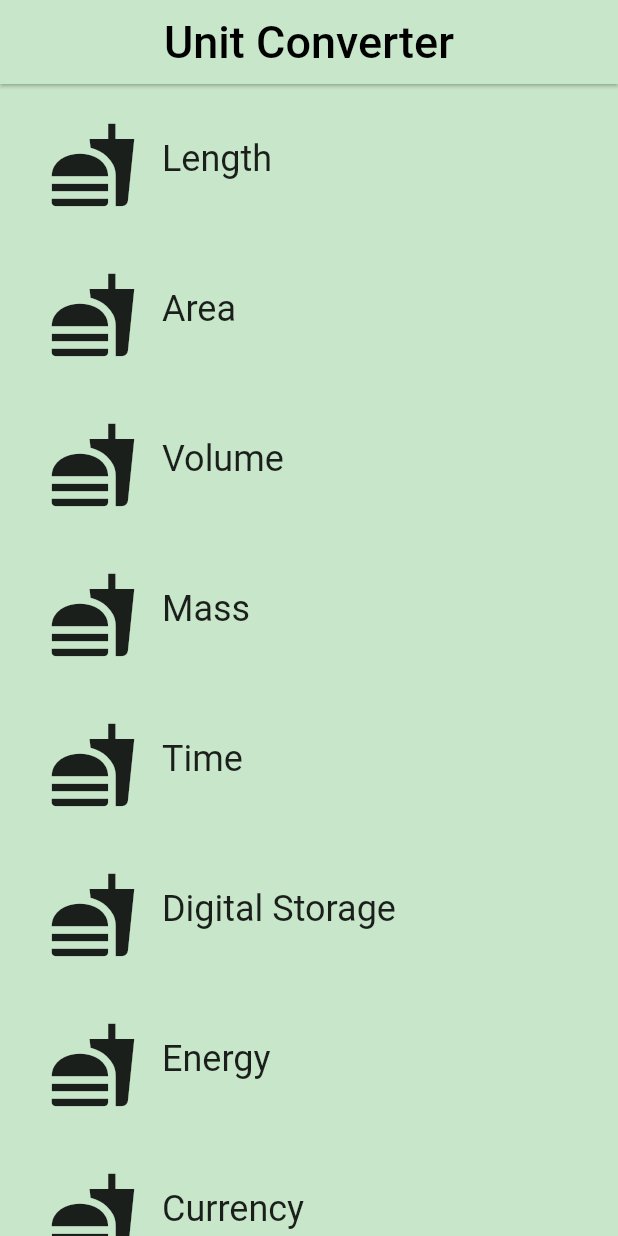
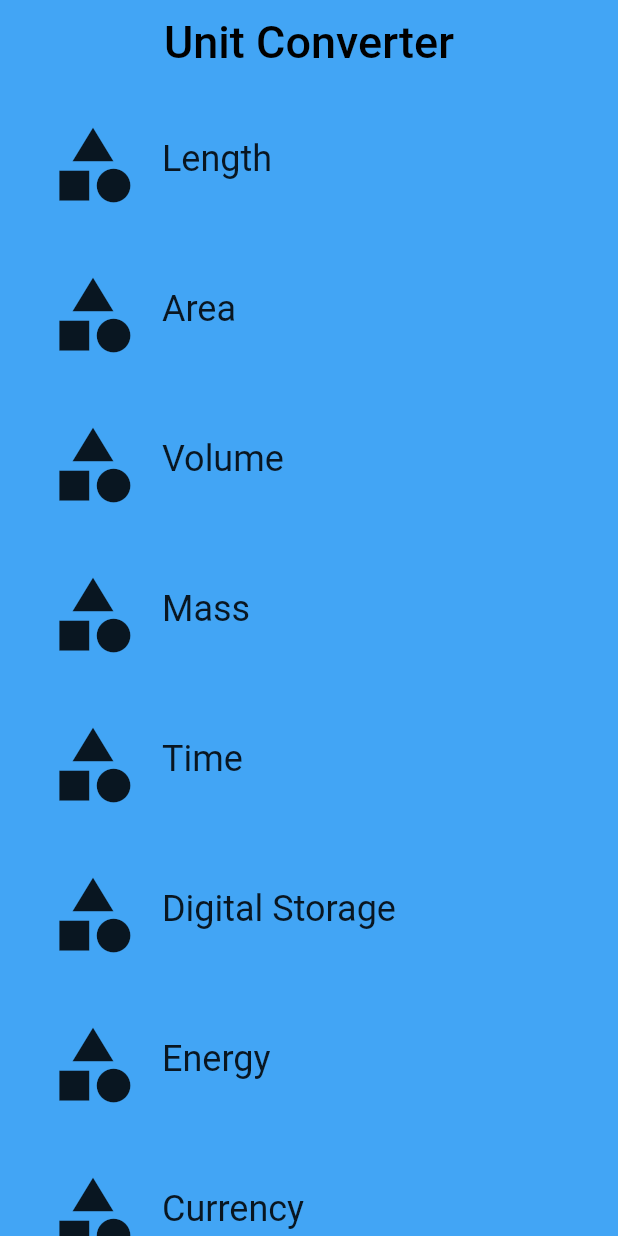
Before and after one commit to waka-ts/sample_udacity_01, a Flutter app: the screen it shows after launch, on a phone screen of 412 x 824 dp. Run offline on Flutter 3.47's test engine with Material 2 defaults, Android fonts, the phone set to English and light mode, and no system bars.

Commit message:
lesson1 done

```diff
--- a/lib/category_route.dart
+++ b/lib/category_route.dart
@@ -6,10 +6,8 @@ import 'package:flutter/material.dart';
 import 'category.dart';
 import 'unit.dart';
 
-// TODO: Check if we need to import anything
+final _backgroundColor = Color.fromARGB(255, 66, 165, 245);
 
-// TODO: Define any constants
-final _backgroundColor = Colors.green[100];
 /// Category Route (screen).
 ///
 /// This is the 'home' screen of the Unit Converter. It shows a header and
@@ -17,9 +15,17 @@ final _backgroundColor = Colors.green[100];
 ///
 /// While it is named CategoryRoute, a more apt name would be CategoryScreen,
 /// because it is responsible for the UI at the route's destination.
-class CategoryRoute extends StatelessWidget {
-  const CategoryRoute();
-  static const _categoryNames = <String>[
+//Categoryを表示するページ
+// Stateの作成
+class CategoryRoute extends StatefulWidget {
+  @override
+  CategoryRouteState createState() => CategoryRouteState();
+}
+
+//Stateここから
+class CategoryRouteState extends State<CategoryRoute> {
+  final _categories = <Category>[];
+  final _categoryNames = <String>[
     'Length',
     'Area',
     'Volume',
@@ -41,18 +47,8 @@ class CategoryRoute extends StatelessWidget {
     Colors.red,
   ];
 
-
-  /// Makes the correct number of rows for the list view.
-  ///
-  /// For portrait, we construct a [ListView] from the list of category widgets.
-  Widget _buildCategoryWidgets(List<Widget> categories){
-    return ListView.builder(
-      itemBuilder: (BuildContext context, int index) => categories[index],
-      itemCount: categories.length,
-    );
-  }
-
   /// Returns a list of mock [Unit]s.
+  //2ページ目に表示する単位リスト
   List<Unit> _retrieveUnitList(String categoryName) {
     return List.generate(10, (int i) {
       i += 1;
@@ -63,33 +59,47 @@ class CategoryRoute extends StatelessWidget {
     });
   }
 
+  //Initialの状態
+  //initStateは最初に1回だけ呼ばれる
   @override
-  Widget build(BuildContext context) {
-    // TODO: Create a list of the eight Categories, using the names and colors
-    // from above. Use a placeholder icon, such as `Icons.cake` for each
-    // Category. We'll add custom icons later.
-    final categories = <Category>[];
-
-    for (var i = 0; i < _categoryNames.length; i++){
-      categories.add(Category(
+  void initState() {
+    //親を
+    super.initState();
+    //categoryNameの数だけ処理を実行
+    for (var i = 0; i < _categoryNames.length; i++) {
+      //_categoriesに情報を取り込む
+      _categories.add(Category(
         name: _categoryNames[i],
         color: _baseColors[i],
-        iconLocation: Icons.fastfood,
+        iconLocation: Icons.category,
+        //2ページ目に表示する情報のリスト
         units: _retrieveUnitList(_categoryNames[i]),
       ));
     }
+  }
 
+  /// Makes the correct number of rows for the list view.
+  ///
+  /// For portrait, we use a [ListView]
+  //
+  Widget _buildCategoryWidgets() {
+    return ListView.builder(
+      itemBuilder: (BuildContext context, int index) => _categories[index],
+      itemCount: _categories.length,
+    );
+  }
 
-    // TODO: Create a list view of the Categories
+  @override
+  Widget build(BuildContext context) {
+    //
     final listView = Container(
       color: _backgroundColor,
       padding: EdgeInsets.symmetric(horizontal: 8.0),
-      child: _buildCategoryWidgets(categories),
+      child: _buildCategoryWidgets(),
     );
 
-    // TODO: Create an App Bar
     final appBar = AppBar(
-      elevation: 1.0,
+      elevation: 0.0,
       title: Text(
         'Unit Converter',
         style: TextStyle(
```
Also changed, not shown: lib/category.dart (+19 -6 lines), lib/converter_route.dart (+17 -7 lines).
